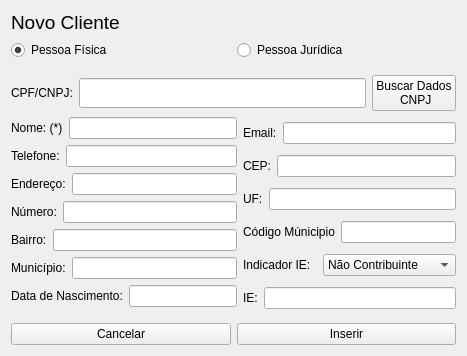
Qt form src/inserircliente.ui (GabR36/QEstoqueLoja) before a commit.
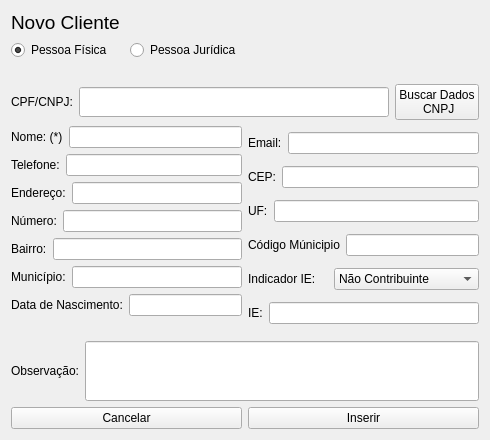
The same form after that commit.

Commit message: campo observação em clientes

Patch:
```diff
--- a/src/inserircliente.ui
+++ b/src/inserircliente.ui
@@ -6,15 +6,15 @@
    <rect>
     <x>0</x>
     <y>0</y>
-    <width>467</width>
-    <height>356</height>
+    <width>490</width>
+    <height>440</height>
    </rect>
   </property>
   <property name="windowTitle">
    <string>Inserir Cliente</string>
   </property>
-  <layout class="QVBoxLayout" name="verticalLayout_3">
-   <item>
+  <layout class="QGridLayout" name="gridLayout">
+   <item row="0" column="0">
     <widget class="QLabel" name="label_7">
      <property name="font">
       <font>
@@ -26,7 +26,7 @@
      </property>
     </widget>
    </item>
-   <item>
+   <item row="1" column="0">
     <layout class="QHBoxLayout" name="horizontalLayout_8">
      <item>
       <widget class="QRadioButton" name="RadioB_Pfisica">
@@ -47,7 +47,7 @@
      </item>
     </layout>
    </item>
-   <item>
+   <item row="2" column="1">
     <spacer name="verticalSpacer_2">
      <property name="orientation">
       <enum>Qt::Orientation::Vertical</enum>
@@ -60,7 +60,7 @@
      </property>
     </spacer>
    </item>
-   <item>
+   <item row="3" column="0" colspan="2">
     <layout class="QHBoxLayout" name="horizontalLayout_5">
      <item>
       <widget class="QLabel" name="label_5">
@@ -89,7 +89,7 @@
      </item>
     </layout>
    </item>
-   <item>
+   <item row="4" column="0" colspan="2">
     <layout class="QHBoxLayout" name="horizontalLayout_17">
      <item>
       <layout class="QVBoxLayout" name="verticalLayout">
@@ -322,7 +322,37 @@
      </item>
     </layout>
    </item>
-   <item>
+   <item row="5" column="0" colspan="2">
+    <layout class="QHBoxLayout" name="horizontalLayout_18">
+     <item>
+      <widget class="QLabel" name="label_16">
+       <property name="text">
+        <string>Observação:</string>
+       </property>
+      </widget>
+     </item>
+     <item>
+      <widget class="QLineEdit" name="Ledit_OBS">
+       <property name="minimumSize">
+        <size>
+         <width>0</width>
+         <height>60</height>
+        </size>
+       </property>
+       <property name="text">
+        <string/>
+       </property>
+       <property name="maxLength">
+        <number>255</number>
+       </property>
+       <property name="alignment">
+        <set>Qt::AlignmentFlag::AlignLeading|Qt::AlignmentFlag::AlignLeft|Qt::AlignmentFlag::AlignTop</set>
+       </property>
+      </widget>
+     </item>
+    </layout>
+   </item>
+   <item row="6" column="0" colspan="2">
     <layout class="QHBoxLayout" name="horizontalLayout_7">
      <item>
       <widget class="QPushButton" name="Btn_Cancelar">
```
The commit also changes 5 other files.
